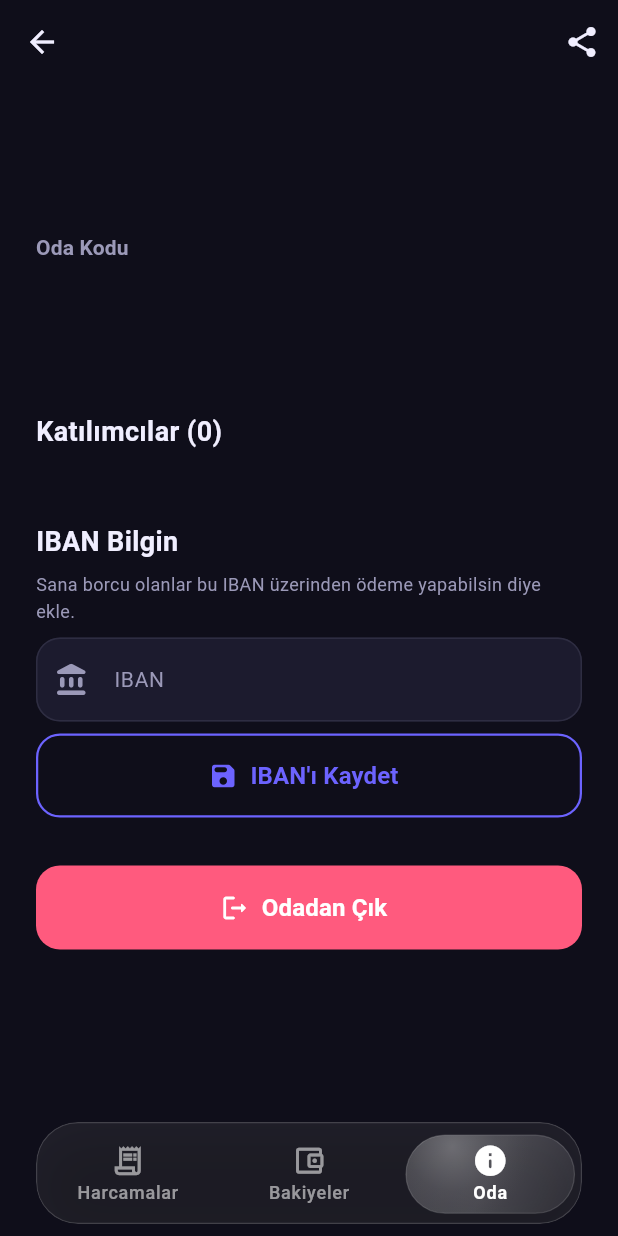
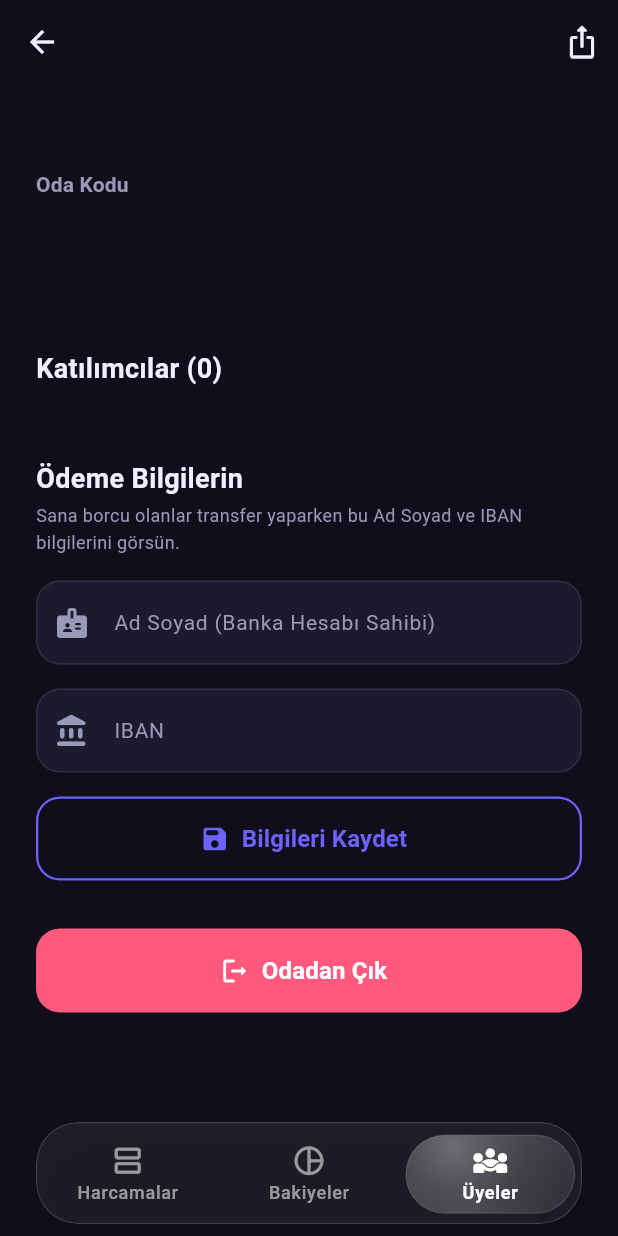
Before and after one commit to ergunungor/kirisiyo, a Flutter app: the RoomDetailScreen screen opened directly with empty values, item 3 of the bottom bar chosen, on a phone screen of 412 x 824 dp. Run offline on Flutter 3.47's test engine with Material 3 defaults, Android fonts, the light colour scheme and no system bars; our stand-ins replace emoji_picker_flutter, equatable, flutter_animate, go_router, share_plus, shared_preferences and 1 more; accounts and stored records are empty; network calls fail; Roboto replaces fonts that are missing (Nunito).

Commit message:
Bug fixing yapıldı.

```diff
--- a/lib/core/constants/app_constants.dart
+++ b/lib/core/constants/app_constants.dart
@@ -5,7 +5,8 @@ abstract final class AppConstants {
   // ── Uygulama Bilgileri ────────────────────────────────────────────────────
   static const String appName = 'Kırışıyo';
   static const String appVersion = '1.0.0';
-  static const String appTagline = 'Harcamalarını arkadaşlarınla kolayca paylaş';
+  static const String appTagline =
+      'Harcamalarını arkadaşlarınla kolayca paylaş';
 
   // ── Oda Ayarları ─────────────────────────────────────────────────────────
   /// Oda kodunun uzunluğu
@@ -33,7 +34,7 @@ abstract final class AppConstants {
   // ── Paylaşım Ayarları ────────────────────────────────────────────────────
   /// Derin link base URL'i (Firebase Hosting üzerinde)
   /// TODO [Developer 1]: Gerçek Firebase Hosting URL'inizi buraya ekleyin.
-  static const String deepLinkBaseUrl = 'https://kirisiyo.web.app';
+  static const String deepLinkBaseUrl = 'https://kirisiyoapp.web.app';
 
   /// Oda davet link şablonu
   static String roomInviteLink(String roomCode) =>
--- a/lib/features/room/models/room_model.dart
+++ b/lib/features/room/models/room_model.dart
@@ -74,12 +74,15 @@ class RoomModel extends Equatable {
 
 /// Oda üyesi modeli.
 ///
+/// Oda üyesi modeli.
+///
 class MemberModel extends Equatable {
   const MemberModel({
     required this.id,
     required this.roomId,
     required this.name,
     required this.joinedAt,
+    this.fullName,
     this.iban,
   });
 
@@ -87,6 +90,9 @@ class MemberModel extends Equatable {
   final String roomId;
   final String name;
   final DateTime joinedAt;
+
+  /// Üyenin ödeme için kayıtlı Ad Soyad'ı (isteğe bağlı).
+  final String? fullName;
 
   /// Üyenin IBAN'ı (isteğe bağlı — henüz girmemiş olabilir).
   final String? iban;
@@ -98,9 +104,8 @@ class MemberModel extends Equatable {
       id: json['id'] as String,
       roomId: json['room_id'] as String,
       name: json['name'] as String,
-      joinedAt: DateTime.parse(
-        json['created_at'] as String,
-      ), // <--- SADECE BURASI DEĞİŞTİ
+      joinedAt: DateTime.parse(json['created_at'] as String),
+      fullName: json['full_name'] as String?,
       iban: json['iban'] as String?,
     );
   }
@@ -110,7 +115,8 @@ class MemberModel extends Equatable {
       'id': id,
       'room_id': roomId,
       'name': name,
-      'joined_at': joinedAt.toIso8601String(),
+      'created_at': joinedAt.toIso8601String(),
+      'full_name': fullName,
       'iban': iban,
     };
   }
@@ -122,6 +128,7 @@ class MemberModel extends Equatable {
     String? roomId,
     String? name,
     DateTime? joinedAt,
+    String? fullName,
     String? iban,
   }) {
     return MemberModel(
@@ -129,13 +136,14 @@ class MemberModel extends Equatable {
       roomId: roomId ?? this.roomId,
       name: name ?? this.name,
       joinedAt: joinedAt ?? this.joinedAt,
+      fullName: fullName ?? this.fullName,
       iban: iban ?? this.iban,
     );
   }
 
   @override
-  List<Object?> get props => [id, roomId, name, joinedAt, iban];
+  List<Object?> get props => [id, roomId, name, joinedAt, fullName, iban];
 
   @override
-  String toString() => 'MemberModel(name: $name)';
+  String toString() => 'MemberModel(name: $name, fullName: $fullName)';
 }
--- a/lib/features/room/screens/room_detail_screen.dart
+++ b/lib/features/room/screens/room_detail_screen.dart
@@ -39,6 +39,7 @@ class RoomDetailScreen extends StatefulWidget {
 
 class _RoomDetailScreenState extends State<RoomDetailScreen> {
   int _selectedTab = 0;
+  final _fullNameController = TextEditingController();
   final _ibanController = TextEditingController();
   bool _ibanInitialized = false;
 
@@ -53,6 +54,7 @@ class _RoomDetailScreenState extends State<RoomDetailScreen> {
 
   @override
   void dispose() {
+    _fullNameController.dispose();
     _ibanController.dispose();
     super.dispose();
   }
@@ -83,7 +85,7 @@ class _RoomDetailScreenState extends State<RoomDetailScreen> {
                     );
                   }
                 },
-                icon: const Icon(Icons.share_rounded),
+                icon: const Icon(Icons.ios_share_rounded),
                 tooltip: 'Odayı Paylaş',
               ),
             ],
@@ -143,6 +145,7 @@ class _RoomDetailScreenState extends State<RoomDetailScreen> {
     if (room == null) return const SizedBox.shrink();
 
     if (!_ibanInitialized) {
+      _fullNameController.text = provider.currentMember?.fullName ?? '';
       _ibanController.text = provider.currentMember?.iban ?? '';
       _ibanInitialized = true;
     }
@@ -175,7 +178,20 @@ class _RoomDetailScreenState extends State<RoomDetailScreen> {
                   children: [
                     MemberAvatar(name: member.name),
                     const SizedBox(width: AppSpacing.md),
+                    Column(
+                      crossAxisAlignment: CrossAxisAlignment.start,
+                      children: [
                         Text(member.name, style: AppTextStyles.bodyLarge),
+                        if (member.fullName != null &&
+                            member.fullName!.isNotEmpty)
+                          Text(
+                            member.fullName!,
+                            style: AppTextStyles.bodySmall.copyWith(
+                              color: AppColors.textSecondary,
+                            ),
+                          ),
+                      ],
+                    ),
                     if (provider.currentMember?.id == member.id) ...[
                       const SizedBox(width: AppSpacing.sm),
                       Container(
@@ -201,17 +217,26 @@ class _RoomDetailScreenState extends State<RoomDetailScreen> {
                 ),
               ),
             ),
-            if (provider.currentMember != null) ...[
+
+            // ── Ödeme Bilgileri (Ad Soyad + IBAN) ──
             const SizedBox(height: AppSpacing.xl),
-              Text('IBAN Bilgin', style: AppTextStyles.headlineSmall),
-              const SizedBox(height: AppSpacing.sm),
+            Text('Ödeme Bilgilerin', style: AppTextStyles.headlineSmall),
+            const SizedBox(height: AppSpacing.xs),
             Text(
-                'Sana borcu olanlar bu IBAN üzerinden ödeme yapabilsin diye ekle.',
+              'Sana borcu olanlar transfer yaparken bu Ad Soyad ve IBAN bilgilerini görsün.',
               style: AppTextStyles.bodySmall.copyWith(
                 color: AppColors.textSecondary,
               ),
             ),
-              const SizedBox(height: AppSpacing.sm),
+            const SizedBox(height: AppSpacing.md),
+            AppTextField(
+              label: 'Ad Soyad (Banka Hesabı Sahibi)',
+              hint: 'Örn: Ahmet Yılmaz',
+              controller: _fullNameController,
+              prefixIcon: Icons.badge_rounded,
+              textCapitalization: TextCapitalization.words,
+            ),
+            const SizedBox(height: AppSpacing.md),
             AppTextField(
               label: 'IBAN',
               hint: 'TR00 0000 0000 0000 0000 0000 00',
@@ -219,16 +244,17 @@ class _RoomDetailScreenState extends State<RoomDetailScreen> {
               prefixIcon: Icons.account_balance_rounded,
               textCapitalization: TextCapitalization.characters,
             ),
-              const SizedBox(height: AppSpacing.sm),
+            const SizedBox(height: AppSpacing.md),
             AppButton(
-                label: 'IBAN\'ı Kaydet',
+              label: 'Bilgileri Kaydet',
               variant: AppButtonVariant.secondary,
               icon: Icons.save_rounded,
               isFullWidth: false,
-                onPressed: () => _saveIban(context, provider),
+              onPressed: () => _savePaymentInfo(context, provider),
             ),
-            ],
             const SizedBox(height: AppSpacing.xl),
+
+            // ── Odadan Çık Butonu ──
             AppButton(
               label: 'Odadan Çık',
               variant: AppButtonVariant.danger,
@@ -242,11 +268,17 @@ class _RoomDetailScreenState extends State<RoomDetailScreen> {
     );
   }
 
-  Future<void> _saveIban(BuildContext context, RoomProvider provider) async {
-    final raw = _ibanController.text.trim().toUpperCase().replaceAll(' ', '');
-    if (raw.isEmpty) return;
+  Future<void> _savePaymentInfo(
+    BuildContext context,
+    RoomProvider provider,
+  ) async {
+    final fullName = _fullNameController.text.trim();
+    final rawIban = _ibanController.text.trim().toUpperCase().replaceAll(
+      ' ',
+      '',
+    );
 
-    if (!RegExp(r'^TR\d{24}$').hasMatch(raw)) {
+    if (rawIban.isNotEmpty && !RegExp(r'^TR\d{24}$').hasMatch(rawIban)) {
       ScaffoldMessenger.of(context).showSnackBar(
         const SnackBar(
           content: Text(
@@ -257,15 +289,18 @@ class _RoomDetailScreenState extends State<RoomDetailScreen> {
       return;
     }
 
-    await provider.updateMyIban(raw);
+    await provider.updateMyPaymentInfo(
+      fullName: fullName.isEmpty ? null : fullName,
+      iban: rawIban.isEmpty ? null : rawIban,
+    );
 
     if (context.mounted) {
       ScaffoldMessenger.of(context).showSnackBar(
         SnackBar(
           content: Text(
             provider.hasError
-                ? (provider.errorMessage ?? 'IBAN kaydedilemedi.')
-                : 'IBAN kaydedildi.',
+                ? (provider.errorMessage ?? 'Bilgiler kaydedilemedi.')
+                : 'Ödeme bilgilerin kaydedildi.',
           ),
         ),
       );
@@ -315,19 +350,19 @@ class _RoomDetailScreenState extends State<RoomDetailScreen> {
       onDestinationSelected: (index) => setState(() => _selectedTab = index),
       items: const [
         LiquidNavItem(
-          icon: Icons.receipt_long_outlined,
-          selectedIcon: Icons.receipt_long_rounded,
+          icon: Icons.view_agenda_outlined,
+          selectedIcon: Icons.view_agenda_rounded,
           label: 'Harcamalar',
         ),
         LiquidNavItem(
-          icon: Icons.account_balance_wallet_outlined,
-          selectedIcon: Icons.account_balance_wallet_rounded,
+          icon: Icons.pie_chart_outline_rounded,
+          selectedIcon: Icons.pie_chart_rounded,
           label: 'Bakiyeler',
         ),
         LiquidNavItem(
-          icon: Icons.info_outline_rounded,
-          selectedIcon: Icons.info_rounded,
-          label: 'Oda',
+          icon: Icons.diversity_3_outlined,
+          selectedIcon: Icons.diversity_3_rounded,
+          label: 'Üyeler',
         ),
       ],
     );
--- a/pubspec.yaml
+++ b/pubspec.yaml
@@ -10,7 +10,7 @@ environment:
 dependencies:
   flutter:
     sdk: flutter
-
+  share_plus: ^10.1.4
   flutter_localizations: # Bu iki satırı ekle
     sdk: flutter
 
```
Also changed, not shown: lib/app/router.dart (+82 -16 lines), lib/features/balance/screens/balances_screen.dart (+30 -33 lines), lib/features/expense/screens/expenses_screen.dart (+8 -11 lines), lib/features/room/providers/room_provider.dart (+45 -17 lines), lib/features/room/repositories/room_repository.dart (+34 -14 lines), lib/features/room/screens/create_room_screen.dart (+12 -0 lines), pubspec.lock, 1 other file. Lines whose indentation alone changed are shown as unchanged.
